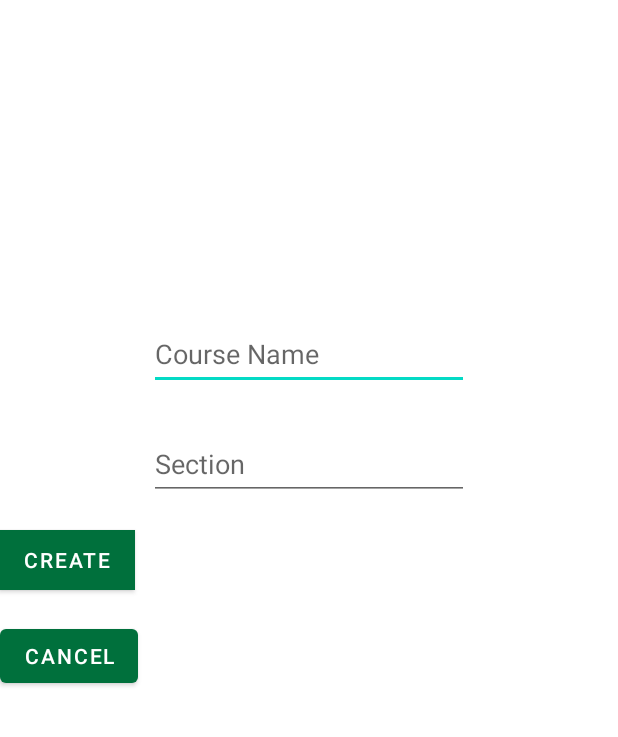
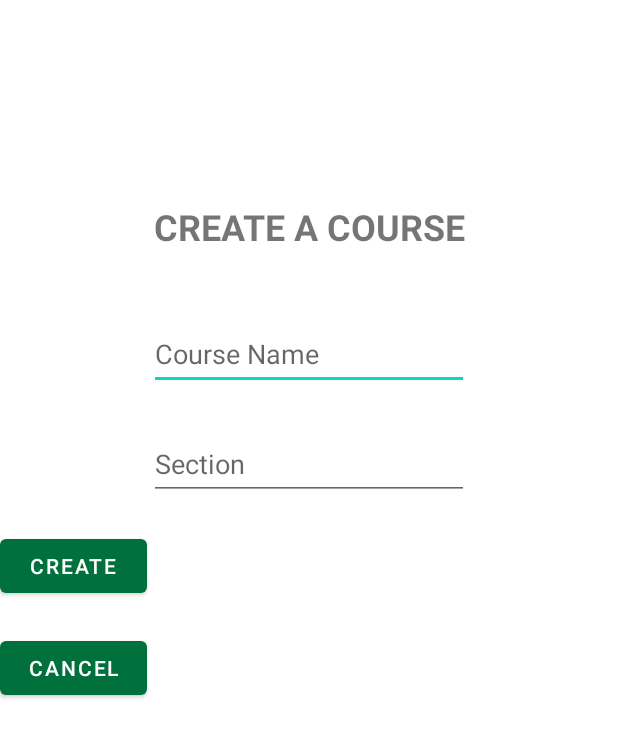
Before and after one commit to enricosebastian/attendance-tracker-app, an Android app: the layout activity_create_course.xml on its own in the app's theme, with its tools: preview values and no code run, on a phone screen of 412 x 824 dp. Shown: the top 737 px of the screen. Run offline under Robolectric (Android 15) with nearby library versions, the phone set to English and light mode, and no system bars.

Commit message:
create course front end completed

```diff
--- a/app-tracker-teacher/app/src/main/res/layout/activity_create_course.xml
+++ b/app-tracker-teacher/app/src/main/res/layout/activity_create_course.xml
@@ -21,22 +21,21 @@
 
     <Button
         android:id="@+id/btnCancelCreate"
-        android:layout_width="wrap_content"
-        android:layout_height="wrap_content"
+        android:layout_width="98dp"
+        android:layout_height="48dp"
         android:layout_marginTop="20dp"
-        android:text="Cancel"
+        android:text="@string/btnCancelCreate"
         app:layout_constraintTop_toBottomOf="@+id/btn_createCourse"
-        tools:layout_editor_absoluteX="209dp" />
+        tools:layout_editor_absoluteX="206dp" />
 
     <Button
         android:id="@+id/btn_createCourse"
-        android:layout_width="90dp"
-        android:layout_height="40dp"
+        android:layout_width="98dp"
+        android:layout_height="48dp"
         android:layout_marginTop="20dp"
-        android:background="@android:color/white"
-        android:text="Create"
+        android:text="@string/btnCreateCourse"
         app:layout_constraintTop_toBottomOf="@+id/etCourseSection"
-        tools:layout_editor_absoluteX="211dp" />
+        tools:layout_editor_absoluteX="206dp" />
 
     <EditText
         android:id="@+id/etCourseSection"
@@ -54,4 +53,20 @@
         app:layout_constraintTop_toBottomOf="@+id/etCourseName"
         app:layout_constraintVertical_bias="0.011" />
 
+    <TextView
+        android:id="@+id/tvCreateCourseHeader"
+        android:layout_width="wrap_content"
+        android:layout_height="wrap_content"
+        android:layout_marginStart="126dp"
+        android:layout_marginTop="119dp"
+        android:layout_marginEnd="126dp"
+        android:layout_marginBottom="30dp"
+        android:text="@string/tvCreateCourseHeader"
+        android:textSize="24dp"
+        android:textStyle="bold"
+        app:layout_constraintBottom_toTopOf="@+id/etCourseName"
+        app:layout_constraintEnd_toEndOf="parent"
+        app:layout_constraintStart_toStartOf="parent"
+        app:layout_constraintTop_toTopOf="parent" />
+
 </androidx.constraintlayout.widget.ConstraintLayout>
```
